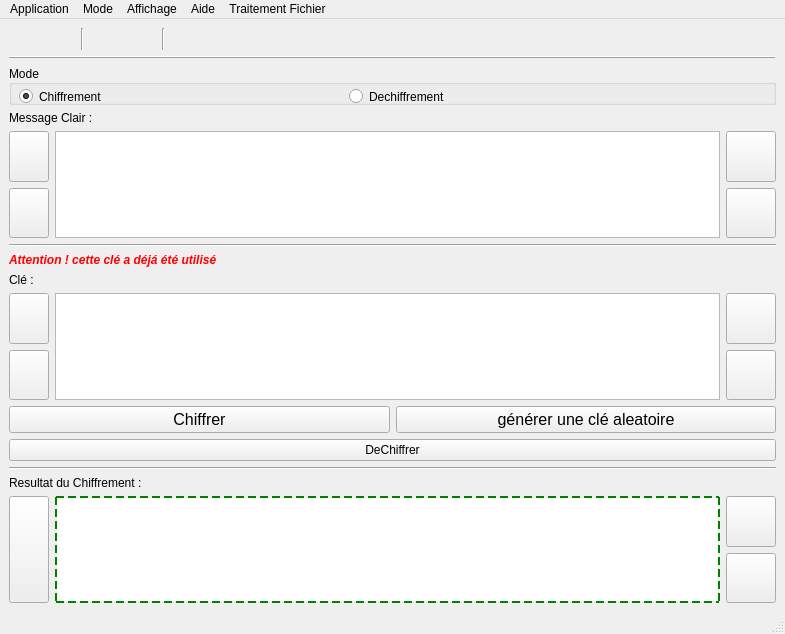
First picture: the form in mainwindow.ui, repository bemmofulbert/Vernam_crypt_App, before the edit.
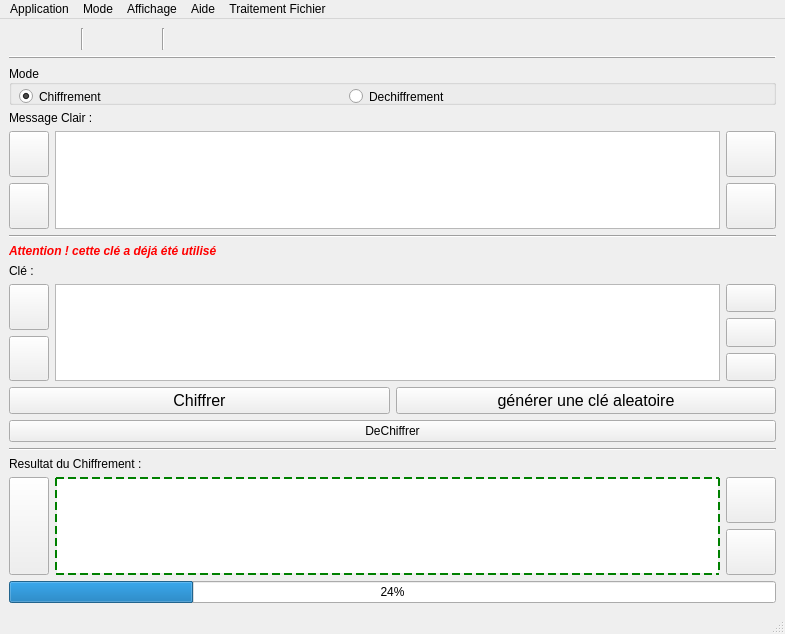
Second picture: the form after the edit. Icons and pictures are not drawn.

What changed in the file:
```diff
--- a/mainwindow.ui
+++ b/mainwindow.ui
@@ -726,6 +726,22 @@
           </property>
          </widget>
         </item>
+        <item>
+         <widget class="QPushButton" name="but_Brouil">
+          <property name="sizePolicy">
+           <sizepolicy hsizetype="Minimum" vsizetype="Expanding">
+            <horstretch>0</horstretch>
+            <verstretch>0</verstretch>
+           </sizepolicy>
+          </property>
+          <property name="text">
+           <string/>
+          </property>
+          <property name="icon">
+           <iconset theme="input-mouse"/>
+          </property>
+         </widget>
+        </item>
        </layout>
       </item>
      </layout>
@@ -974,6 +990,13 @@
       </item>
      </layout>
     </item>
+    <item>
+     <widget class="QProgressBar" name="progBar_Brouilleur">
+      <property name="value">
+       <number>24</number>
+      </property>
+     </widget>
+    </item>
    </layout>
   </widget>
   <widget class="QMenuBar" name="menubar">
```
